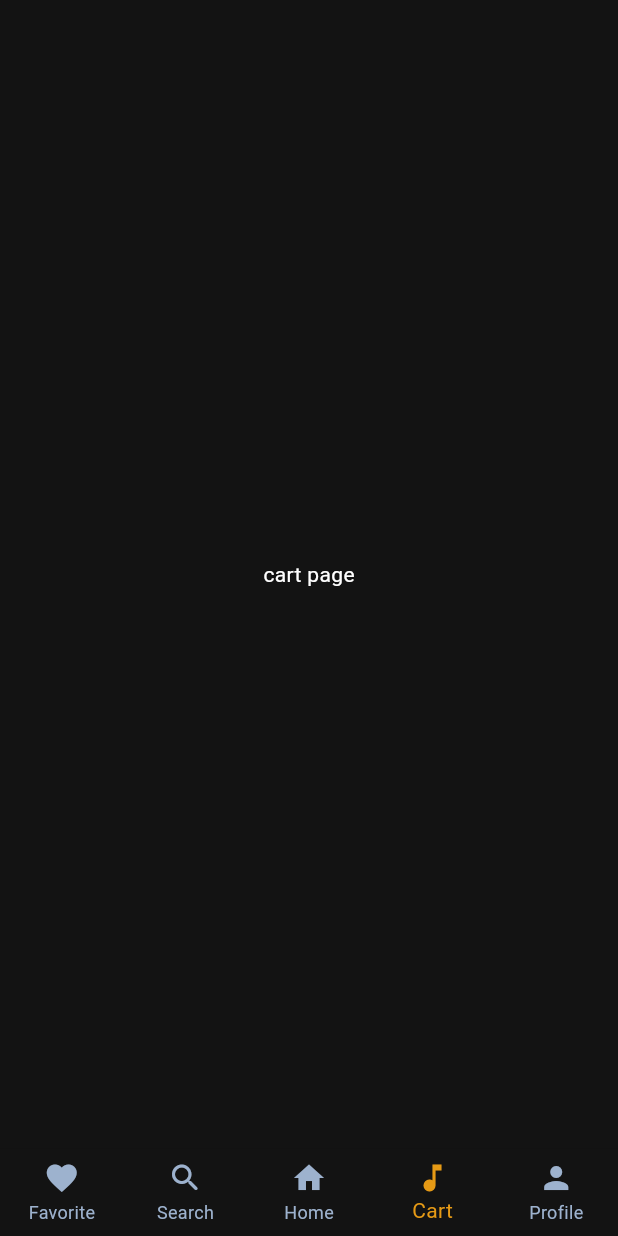
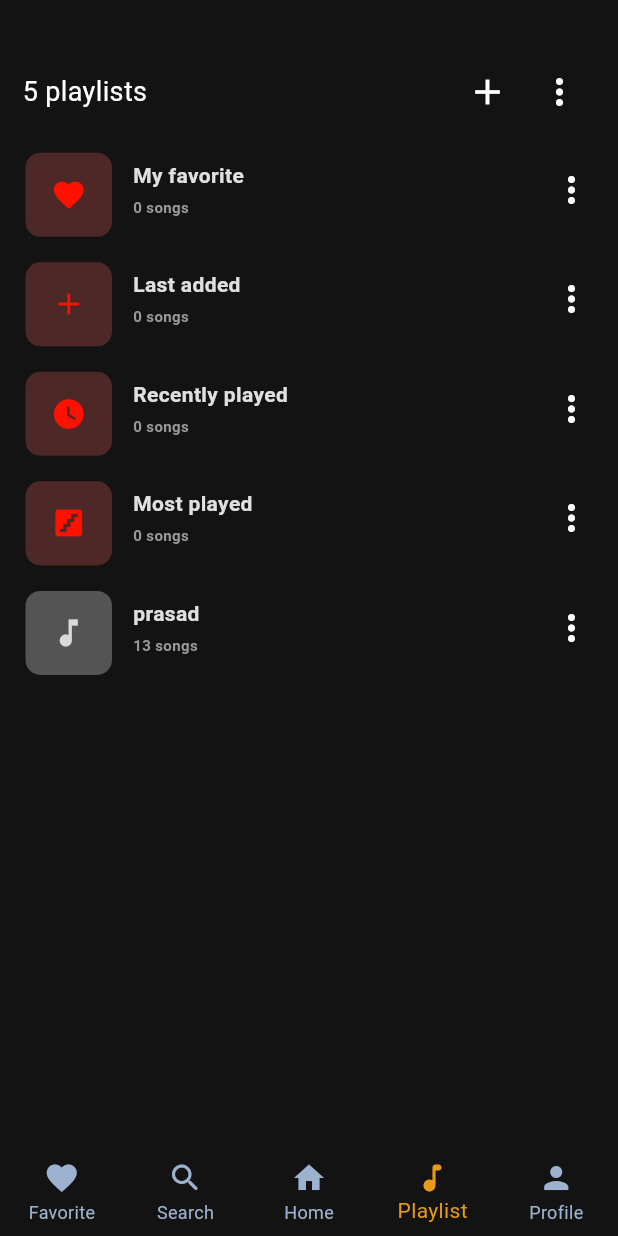
Before and after one commit to Prasadzadokar25/PMusic_Music_App_UI, a Flutter app: the LandingPage screen opened directly, item 4 of the bottom bar chosen, on a phone screen of 412 x 824 dp. Run offline on Flutter 3.47's test engine with Material 3 defaults, Android fonts, the light colour scheme and no system bars; our stand-ins replace audioplayers, carousel_slider, smooth_page_indicator.

Commit message:
playlist fuctionlty updates up to play button

```diff
--- a/lib/model/item_lists.dart
+++ b/lib/model/item_lists.dart
@@ -4,17 +4,94 @@ class SongsList {
   static List allSongs = const [
     MusicModel(
       name: "Dead inside",
+      year: "2020",
+      imageUrl: "assets/images/Rectangle 32.png",
+      description: "Easy Living",
+      songUrl: "music/Pirates Of The Caribbean.mp3",
+    ),
+    MusicModel(
+      name: "Alone",
+      year: "2023",
+      imageUrl: "assets/images/272cf15a08dcca3bd22e258e7635e9c2 1.png",
+      description: "Easy Living",
+      songUrl: "music/Pirates Of The Caribbean.mp3",
+    ),
+    MusicModel(
+      name: "Dark night",
+      year: "2020",
+      imageUrl: "assets/images/s4.jpg",
+      description: "Easy Living",
+      songUrl: "music/Pirates Of The Caribbean.mp3",
+    ),
+    MusicModel(
+      name: "pirates of the caribbean burning",
+      year: "2023",
+      imageUrl: "assets/images/s8.jpg",
+      description: "Easy Living",
+      songUrl: "music/Pirates Of The Caribbean.mp3",
+    ),
+    MusicModel(
+      name: "Joker BGM",
+      year: "2020",
+      imageUrl: "assets/images/s9.jpg",
+      description: "Easy Living",
+      songUrl: "music/Jokerbgm.mp3",
+    ),
+    MusicModel(
+      name: "Showdo samuray",
+      year: "2023",
+      imageUrl: "assets/images/s6.png",
+      description: "Easy Living",
+      songUrl: "music/Pirates Of The Caribbean.mp3",
+    ),
+    MusicModel(
+      name: "Alone",
+      songUrl: "music/LuciferBeliever.mp3",
+      year: "2023",
+      imageUrl: "assets/images/s10.jpg",
+      description: "Easy Living",
+    ),
+    MusicModel(
+      name: "Money Heist Le Casa De Papel",
       songUrl: "music/Pirates Of The Caribbean.mp3",
       year: "2020",
-      imageUrl: "assets/images/Rectangle 32.png",
+      imageUrl: "assets/images/s11.jpg",
       description: "Easy Living",
     ),
     MusicModel(
       name: "Alone",
+      songUrl: "music/LuciferBeliever.mp3",
+      year: "2023",
+      imageUrl: "assets/images/s4.jpg",
+      description: "Easy Living",
+    ),
+    MusicModel(
+      name: "Dead inside",
       songUrl: "music/Pirates Of The Caribbean.mp3",
+      year: "2020",
+      imageUrl: "assets/images/s11.jpg",
+      description: "Easy Living",
+    ),
+    MusicModel(
+      name: "Dark night",
+      year: "2020",
+      imageUrl: "assets/images/s4.jpg",
+      description: "Easy Living",
+      songUrl: "music/Pirates Of The Caribbean.mp3",
+    ),
+    MusicModel(
+      name: "pirates of the caribbean burning",
       year: "2023",
-      imageUrl: "assets/images/272cf15a08dcca3bd22e258e7635e9c2 1.png",
+      imageUrl: "assets/images/s8.jpg",
       description: "Easy Living",
+      songUrl: "music/Pirates Of The Caribbean.mp3",
+    ),
+    MusicModel(
+      name: "Joker BGM",
+      year: "2020",
+      imageUrl: "assets/images/s9.jpg",
+      description: "Easy Living",
+      songUrl: "music/Jokerbgm.mp3",
     ),
     MusicModel(
       name: "Dead inside",
@@ -131,7 +208,7 @@ class SongsList {
       songUrl: "music/Pirates Of The Caribbean.mp3",
     ),
     MusicModel(
-      name: "Alone",
+      name: "Lucifer BGM",
       songUrl: "music/LuciferBeliever.mp3",
       year: "2023",
       imageUrl: "assets/images/s10.jpg",
@@ -148,14 +225,14 @@ class SongsList {
       name: "Alone",
       songUrl: "music/LuciferBeliever.mp3",
       year: "2023",
-      imageUrl: "assets/images/s10.jpg",
+      imageUrl: "assets/images/s4.jpg",
       description: "Easy Living",
     ),
     MusicModel(
       name: "Dead inside",
       songUrl: "music/Pirates Of The Caribbean.mp3",
       year: "2020",
-      imageUrl: "assets/images/s11.jpg",
+      imageUrl: "assets/images/s5.jpg",
       description: "Easy Living",
     ),
     MusicModel(
--- /dev/null
+++ b/lib/model/playlist_list.dart
@@ -0,0 +1,12 @@
+import 'package:pmusic/model/item_lists.dart';
+import 'package:pmusic/model/playlist_model.dart';
+
+class PlayLists {
+  static List playlistList = [
+    PlayListModel(name: "My favorite", songList: []),
+    PlayListModel(name: "Last added", songList: []),
+    PlayListModel(name: "Recently played", songList: []),
+    PlayListModel(name: "Most played", songList: []),
+    PlayListModel(name: "prasad", songList: SongsList.favarateSongs),
+  ];
+}
--- /dev/null
+++ b/lib/model/playlist_model.dart
@@ -0,0 +1,7 @@
+class PlayListModel {
+  String name;
+  List songList;
+  String? coverUrl;
+
+  PlayListModel({required this.name, required this.songList, this.coverUrl});
+}
--- a/lib/view/cart_screen.dart
+++ /dev/null
@@ -1,22 +0,0 @@
-import 'package:flutter/material.dart';
-
-class CartPage extends StatefulWidget {
-  const CartPage({super.key});
-
-  @override
-  State<CartPage> createState() => _CartState();
-}
-
-class _CartState extends State<CartPage> {
-  @override
-  Widget build(BuildContext context) {
-    return const Scaffold(
-        backgroundColor: Color.fromRGBO(19, 19, 19, 1),
-        body: Center(
-          child: Text(
-            "cart page",
-            style: TextStyle(color: Colors.white),
-          ),
-        ));
-  }
-}
--- a/lib/view/home_page.dart
+++ b/lib/view/home_page.dart
@@ -100,7 +100,7 @@ class _HomePageState extends State<HomePage> {
                       height: 2,
                     ),
                     SizedBox(
-                      height: MediaQuery.of(context).size.height * 0.22,
+                      height: 190,
                       child: ListView.builder(
                         scrollDirection: Axis.horizontal,
                         itemCount: SongsList.discographyItem.length,
@@ -273,7 +273,7 @@ class _HomePageState extends State<HomePage> {
           crossAxisAlignment: CrossAxisAlignment.start,
           children: [
             SizedBox(
-              height: screenHeight * 0.1736,
+              height: 150.5,
               width: screenWidth * 0.2895,
               child: ClipRRect(
                 borderRadius: const BorderRadius.all(Radius.circular(10)),
--- a/lib/view/landing_screen.dart
+++ b/lib/view/landing_screen.dart
@@ -1,5 +1,5 @@
 import 'package:flutter/material.dart';
-import 'package:pmusic/view/cart_screen.dart';
+import 'package:pmusic/view/playlist_screen.dart';
 import 'package:pmusic/view/favorite_screen.dart';
 import 'package:pmusic/view/home_page.dart';
 import 'package:pmusic/view/profile_screen.dart';
@@ -53,8 +53,8 @@ class _LandingPageState extends State<LandingPage> {
             label: "Home",
           ),
           BottomNavigationBarItem(
-            icon: Icon(Icons.music_note),
-            label: "Cart",
+            icon: Icon(Icons.music_note_rounded),
+            label: "Playlist",
           ),
           BottomNavigationBarItem(
             icon: Icon(Icons.person),
--- /dev/null
+++ b/lib/view/playlist_screen.dart
@@ -0,0 +1,463 @@
+import 'package:flutter/material.dart';
+import 'package:pmusic/model/playlist_list.dart';
+import 'package:pmusic/model/playlist_model.dart';
+
+import 'player_screen.dart';
+
+class CartPage extends StatefulWidget {
+  const CartPage({super.key});
+
+  @override
+  State<CartPage> createState() => _CartState();
+}
+
+class _CartState extends State<CartPage> {
+  final TextEditingController _newPlayListController = TextEditingController();
+  final GlobalKey<FormState> _formKey = GlobalKey<FormState>();
+
+  @override
+  Widget build(BuildContext context) {
+    double screenHeight = MediaQuery.of(context).size.height;
+    double screenWidth = MediaQuery.of(context).size.width;
+    return Scaffold(
+      backgroundColor: const Color.fromRGBO(19, 19, 19, 1),
+      body: SingleChildScrollView(
+        child: Center(
+          child: Padding(
+            padding: const EdgeInsets.symmetric(horizontal: 15),
+            child: Column(
+              children: [
+                SizedBox(height: screenHeight * 0.045),
+                Row(
+                  mainAxisAlignment: MainAxisAlignment.start,
+                  children: [
+                    Text(
+                      "${PlayLists.playlistList.length} playlists",
+                      style: const TextStyle(
+                          fontSize: 18,
+                          fontWeight: FontWeight.w400,
+                          color: Colors.white),
+                    ),
+                    const Spacer(),
+                    IconButton(
+                      onPressed: () {
+                        _newPlayListController.clear();
+                        showMyBottomSheet(todoEdit: false);
+                      },
+                      icon: const Icon(
+                        Icons.add,
+                        size: 28,
+                        color: Colors.white,
+                      ),
+                    ),
+                    IconButton(
+                      onPressed: () {},
+                      icon: const Icon(
+                        Icons.more_vert,
+                        size: 28,
+                        color: Colors.white,
+                      ),
+                    ),
+                  ],
+                ),
+                SizedBox(height: screenHeight * 0.01),
+                Column(
+                  children:
+                      List.generate(PlayLists.playlistList.length, (index) {
+                    return buildPlaylistCard(
+                        PlayLists.playlistList[index], index, false);
+                  }),
+                )
+              ],
+            ),
+          ),
+        ),
+      ),
+    );
+  }
+
+  Widget buildPlaylistCard(
+      PlayListModel playlist, int index, bool inBottomSheet) {
+    double screenHeight = MediaQuery.of(context).size.height;
+    double screenWidth = MediaQuery.of(context).size.width;
+
+    return GestureDetector(
+      onTap: () {
+        // Navigator.of(context).push(
+        //   MaterialPageRoute(
+        //     builder: (context) {
+        //       return MusicPlayerPage(
+        //         playlist: SongsList.favarateSongs,
+        //         currentSongIndex: index,
+        //       );
+        //     },
+        //   ),
+        // );
+      },
+      child: Padding(
+        padding:
+            const EdgeInsets.only(top: 8.5, bottom: 8.5, left: 2, right: 2),
+        child: Row(
+          crossAxisAlignment: CrossAxisAlignment.start,
+          children: [
+            Container(
+              decoration: BoxDecoration(
+                color: (index < 4)
+                    ? const Color.fromARGB(155, 114, 54, 50)
+                    : const Color.fromARGB(187, 108, 108, 108),
+                borderRadius: const BorderRadius.all(
+                  Radius.circular(10),
+                ),
+              ),
+              alignment: Alignment.center,
+              height: screenHeight * 0.068,
+              width: screenWidth * 0.14,
+              child: (playlist.coverUrl != null)
+                  ? ClipRRect(
+                      borderRadius: const BorderRadius.all(
+                        Radius.circular(10),
+                      ),
+                      child: Image.asset(
+                        playlist.coverUrl!,
+                        fit: BoxFit.cover,
+                      ),
+                    )
+                  : Icon(
+                      (playlist.name == "My favorite")
+                          ? Icons.favorite
+                          : (playlist.name == "Last added")
+                              ? Icons.add
+                              : (playlist.name == "Recently played")
+                                  ? Icons.watch_later_rounded
+                                  : (playlist.name == "Most played")
+                                      ? Icons.stairs
+                                      : Icons.music_note,
+                      color: (index < 4)
+                          ? const Color.fromARGB(255, 255, 17, 0)
+                          : const Color.fromARGB(255, 220, 217, 217),
+                    ),
+            ),
+            const SizedBox(width: 14),
+            SizedBox(
+              height: screenHeight * 0.063,
+              // color: Color.fromRGBO(19, 19, 19, 1),
+              child: Column(
+                crossAxisAlignment: CrossAxisAlignment.start,
+                mainAxisAlignment: MainAxisAlignment.start,
+                children: [
+                  const SizedBox(
+                    height: 5,
+                  ),
+                  SizedBox(
+                    width: screenWidth * 0.6,
+                    child: Text(
+                      playlist.name,
+                      maxLines: 1,
+                      overflow: TextOverflow.ellipsis,
+                      style: const TextStyle(
+                        fontWeight: FontWeight.w600,
+                        fontSize: 14,
+                        color: Color.fromRGBO(224, 224, 224, 1),
+                      ),
+                    ),
+                  ),
+                  const SizedBox(height: 4),
+                  Row(
+                    children: [
+                      SizedBox(
+                        child: Text(
+                          "${playlist.songList.length} songs",
+                          style: const TextStyle(
+                            fontWeight: FontWeight.w600,
+                            fontSize: 10,
+                            color: Color.fromRGBO(154, 151, 151, 1),
+                          ),
+                        ),
+                      ),
+                    ],
+                  ),
+                ],
+              ),
+            ),
+            const Spacer(),
+            if (!inBottomSheet)
+              Container(
+                height: screenHeight * 0.06,
+                alignment: Alignment.center,
+                child: GestureDetector(
+                  onTap: () {
+                    showOptionsBottomSheet(playlist, index);
+                  },
+                  child: const Icon(
+                    Icons.more_vert,
+                    color: Colors.white,
+                    size: 28,
+                  ),
+                ),
+              )
+          ],
+        ),
+      ),
+    );
+  }
+
+  void showMyBottomSheet({required bool todoEdit, Map? task}) {
+    // if (todoEdit == true) {
+    //   titleController.text = task!["title"];
+    //   descriptionController.text = task["description"];
+    //   dateController.text = task['date'];
+    // } else {
+    //   titleController.clear();
+    //   descriptionController.clear();
+    //   dateController.clear();
+    // }
+    showModalBottomSheet(
+      backgroundColor: const Color.fromARGB(255, 32, 32, 32),
+      isScrollControlled: true,
+      context: context,
+      builder: (context) {
+        return Padding(
+          padding: MediaQuery.of(context).viewInsets,
+          child: Padding(
+            padding: const EdgeInsets.all(15),
+            child: Column(
+              crossAxisAlignment: CrossAxisAlignment.start,
+              mainAxisSize: MainAxisSize.min,
+              children: [
+                Text((!todoEdit) ? "New playlist" : "Rename playlist",
+                    style: const TextStyle(
+                      color: Colors.white,
+                      fontSize: 22,
+                      fontWeight: FontWeight.w600,
+                    )),
+                const SizedBox(
+                  width: double.infinity,
+                ),
+                const SizedBox(
+                  height: 20,
+                ),
+                Form(
+                  key: _formKey,
+                  child: Column(
+                    crossAxisAlignment: CrossAxisAlignment.start,
+                    children: [
+                      TextFormField(
+                        validator: (value) {
+                          if (value == "" || value == null) {
+                            return "Please enter a name";
+                          }
+                          if (PlayLists.playlistList
+                              .any((playlist) => playlist.name == value)) {
+                            return "playlist already exit";
+                          }
+                          return null; // Return null if the input is valid
+                        },
+                        onChanged: (value) {
+                          _formKey.currentState!.validate();
+                          setState(() {});
+                        },
+                        style: const TextStyle(
+                          color: Color.fromARGB(255, 255, 255, 255),
+                          fontSize: 15,
+                        ),
+                        controller: _newPlayListController,
+                        decoration: const InputDecoration(
+                          filled: true,
+                          fillColor: Color.fromARGB(255, 45, 45, 45),
+                          hintText: "Enter playlist name",
+                          hintStyle: TextStyle(
+                              color: Color.fromARGB(255, 147, 147, 147)),
+                          contentPadding: EdgeInsets.symmetric(
+                            vertical: 15.0,
+                            horizontal: 10.0,
+                          ),
+                          focusedBorder: OutlineInputBorder(
+                            borderSide: BorderSide(color: Colors.transparent),
+                            borderRadius: BorderRadius.all(
+                              Radius.circular(10),
+                            ),
+                          ),
+                          enabledBorder: OutlineInputBorder(
+                            borderSide: BorderSide(color: Colors.transparent),
+                            borderRadius: BorderRadius.all(
+                              Radius.circular(10),
+                            ),
+                          ),
+                          border: OutlineInputBorder(
+                            borderSide: BorderSide(color: Colors.transparent),
+                            borderRadius: BorderRadius.all(
+                              Radius.circular(10),
+                            ),
+                          ),
+                        ),
+                      ),
+                      const SizedBox(
+                        height: 40,
+                      ),
+                    ],
+                  ),
+                ),
+                Row(
+                  mainAxisAlignment: MainAxisAlignment.spaceBetween,
+                  children: [
+                    getTopButton(
+                      name: "CANCEL",
+                      onPressed: () {
+                        Navigator.of(context).pop();
+                      },
+                      isPlayButton: false,
+                    ),
+                    getTopButton(
+                      name: "CREATE",
+                      onPressed:
+                          onCreateButtonPressed, // Call onCreateButtonPressed here
+                      isPlayButton: true,
+                    ),
+                  ],
+                ),
+                const SizedBox(
+                  height: 10,
+                )
+              ],
+            ),
+          ),
+        );
+      },
+    );
+  }
+
+  Widget getTopButton({
+    required String name,
+    required Function() onPressed,
+    required bool isPlayButton,
+  }) {
+    double screenHeight = MediaQuery.of(context).size.height;
+    double screenWidth = MediaQuery.of(context).size.width;
+    return ElevatedButton(
+      onPressed: onPressed,
+      style: ElevatedButton.styleFrom(
+        elevation: 0,
+        side: const BorderSide(
+          color: Color.fromRGBO(255, 61, 0, 1),
+          width: 1,
+        ),
+        shape: RoundedRectangleBorder(
+          borderRadius: BorderRadius.circular(23),
+        ),
+        backgroundColor: (isPlayButton)
+            ? const Color.fromRGBO(244, 81, 32, 1)
+            : const Color.fromARGB(0, 255, 193, 7),
+        fixedSize: Size(
+          screenWidth * 0.4326,
+          screenHeight * 0.055,
+        ),
+      ),
+      child: Text(
+        name,
+        style: TextStyle(
+          fontWeight: FontWeight.w500,
+          fontSize: 18,
+          color: (isPlayButton)
+              ? const Color.fromRGBO(247, 247, 247, 1)
+              : const Color.fromRGBO(255, 61, 0, 1),
+        ),
+      ),
+    );
+  }
+
+  void onCreateButtonPressed() {
+    if (_formKey.currentState!.validate()) {
+      String playlistName = _newPlayListController.text;
+      PlayLists.playlistList
+          .add(PlayListModel(name: playlistName, songList: []));
+      Navigator.of(context).pop();
+      setState(() {}); // Close the bottom sheet after successful validation
+    }
+  }
+
+  void showOptionsBottomSheet(playlist, index) {
+    showModalBottomSheet(
+      isScrollControlled: true,
+      context: context,
+      backgroundColor: const Color.fromARGB(255, 32, 32, 32),
+      builder: (context) {
+        return Padding(
+          padding: MediaQuery.of(context).viewInsets,
+          child: Container(
+            child: Column(
+              mainAxisSize: MainAxisSize.min,
+              children: [
+                Padding(
+                  padding: const EdgeInsets.only(
+                      top: 13, bottom: 5, left: 15, right: 15),
+                  child: buildPlaylistCard(playlist, index, true),
+                ),
+                const Divider(color: Color.fromARGB(255, 82, 82, 82)),
+                ListTile(
+                  leading: const Icon(Icons.play_arrow, color: Colors.white),
+                  title: const Text('Play',
+                      style: TextStyle(
+                          color: Colors.white, fontWeight: FontWeight.w500)),
+                  onTap: () {
+                    Navigator.pop(context);
+                    // Handle play action
+
+                    Navigator.of(context)
+                        .push(MaterialPageRoute(builder: (context) {
+                      return MusicPlayerPage(
+                        songsList: playlist.songList,
+                        currentSongIndex: 0,
+                      );
+                    }));
+                  },
+                ),
+                ListTile(
+                  leading: const Icon(Icons.playlist_add, color: Colors.white),
+                  title: const Text('Add to playlist',
+                      style: TextStyle(color: Colors.white)),
+                  onTap: () {
+                    Navigator.pop(context);
+                    // Handle add to playlist action
+                  },
+                ),
+                if (index > 3)
+                  Column(
+                    children: [
+                      const Divider(color: Color.fromARGB(255, 82, 82, 82)),
+                      ListTile(
+                        leading: const Icon(Icons.edit, color: Colors.white),
+                        title: const Text('Rename',
+                            style: TextStyle(color: Colors.white)),
+                        onTap: () {
+                          Navigator.pop(context);
+                          // Handle rename action
+                        },
+                      ),
+                      ListTile(
+                        leading: const Icon(Icons.image, color: Colors.white),
+                        title: const Text('Change cover',
+                            style: TextStyle(color: Colors.white)),
+                        onTap: () {
+                          Navigator.pop(context);
+                          // Handle change cover action
+                        },
+                      ),
+                      ListTile(
+                        leading: const Icon(Icons.delete, color: Colors.white),
+                        title: const Text('Delete playlist',
+                            style: TextStyle(color: Colors.white)),
+                        onTap: () {
+                          Navigator.pop(context);
+                          // Handle delete action
+                        },
+                      ),
+                    ],
+                  ),
+              ],
+            ),
+          ),
+        );
+      },
+    );
+  }
+}
```
Also changed, not shown: lib/view/favorite_screen.dart (+14 -12 lines), lib/view/search_screen.dart (+16 -16 lines), assets/images/s10.jpg.
